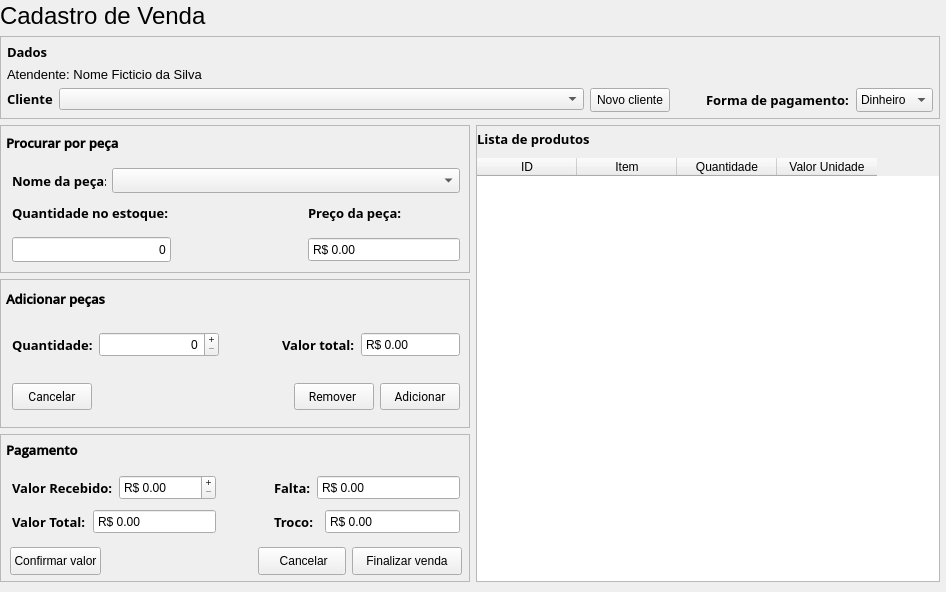
Old version of the form view/sell.ui in the repository PedroGregori/Projeto_Integrador--SENAC_BA-2022.
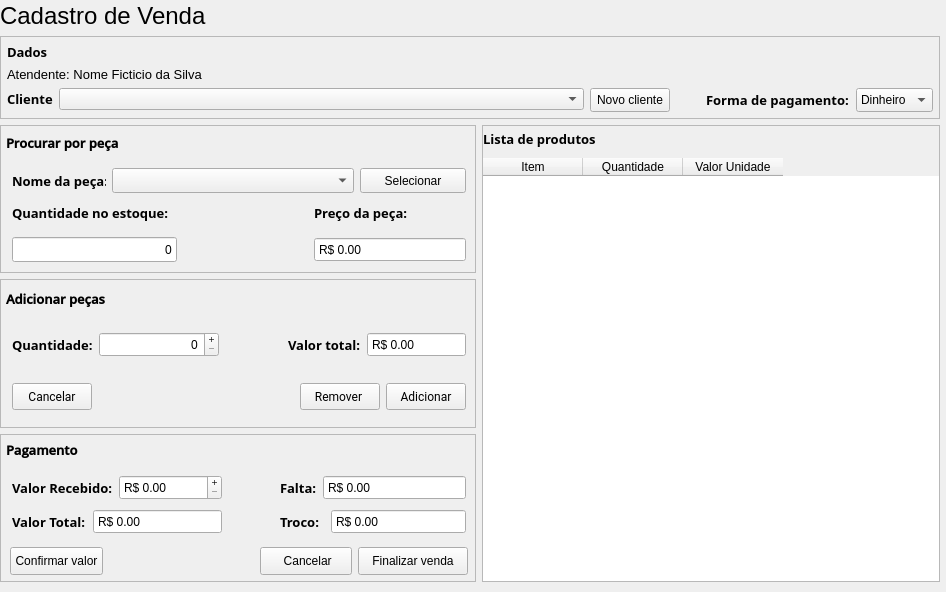
New version of the form.

```diff
--- a/view/sell.ui
+++ b/view/sell.ui
@@ -359,6 +359,30 @@
                   </property>
                  </widget>
                 </item>
+                <item>
+                 <widget class="QPushButton" name="Btn_select">
+                  <property name="minimumSize">
+                   <size>
+                    <width>0</width>
+                    <height>25</height>
+                   </size>
+                  </property>
+                  <property name="maximumSize">
+                   <size>
+                    <width>106</width>
+                    <height>16777215</height>
+                   </size>
+                  </property>
+                  <property name="font">
+                   <font>
+                    <pointsize>9</pointsize>
+                   </font>
+                  </property>
+                  <property name="text">
+                   <string>Selecionar</string>
+                  </property>
+                 </widget>
+                </item>
                </layout>
               </item>
               <item>
@@ -726,6 +750,9 @@
                       <property name="prefix">
                        <string>R$ </string>
                       </property>
+                      <property name="maximum">
+                       <double>1000000.000000000000000</double>
+                      </property>
                      </widget>
                     </item>
                    </layout>
@@ -943,6 +970,9 @@
                      <property name="prefix">
                       <string>R$ </string>
                      </property>
+                     <property name="maximum">
+                      <double>1000000.000000000000000</double>
+                     </property>
                     </widget>
                    </item>
                   </layout>
@@ -987,6 +1017,9 @@
                      <property name="prefix">
                       <string>R$ </string>
                      </property>
+                     <property name="maximum">
+                      <double>1000000.000000000000000</double>
+                     </property>
                     </widget>
                    </item>
                   </layout>
@@ -1082,6 +1115,9 @@
                      <property name="prefix">
                       <string>R$ </string>
                      </property>
+                     <property name="maximum">
+                      <double>1000000.000000000000000</double>
+                     </property>
                     </widget>
                    </item>
                   </layout>
@@ -1137,6 +1173,9 @@
                      <property name="prefix">
                       <string>R$ </string>
                      </property>
+                     <property name="maximum">
+                      <double>1000000.000000000000000</double>
+                     </property>
                     </widget>
                    </item>
                   </layout>
@@ -1331,11 +1370,6 @@
           <property name="frameShadow">
            <enum>QFrame::Raised</enum>
           </property>
-          <column>
-           <property name="text">
-            <string>ID</string>
-           </property>
-          </column>
           <column>
            <property name="text">
             <string>Item</string>
```
Left out of the diff: 12 changed lines with no effect on the pictures.
